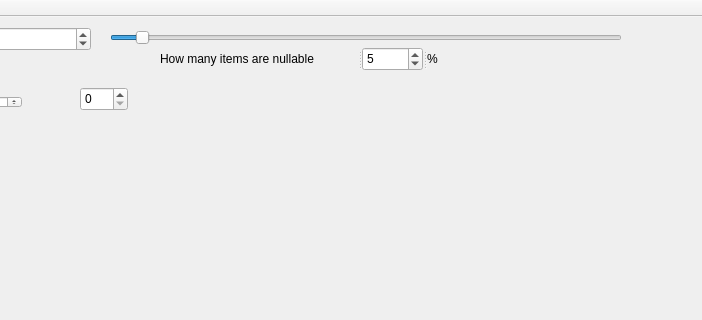
Qt form mainwindow.ui (By-Vasiliy/Canarolo) before a commit; both pictures show x 190 to 892 and y 0 to 320 of the 1024 by 694 pixel window.
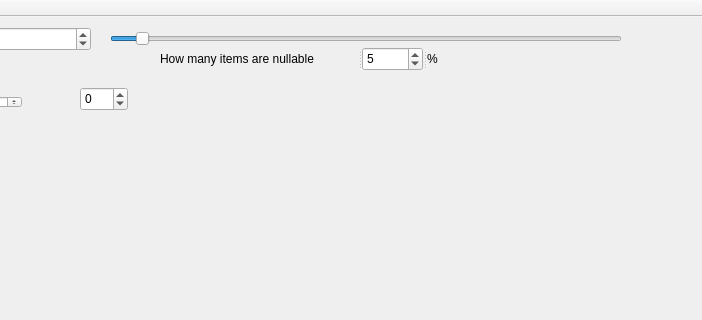
The same form after that commit. Custom widgets are drawn as their Qt base class.

Commit message: feat(*): Plot resize

What changed in the file:
```diff
--- a/mainwindow.ui
+++ b/mainwindow.ui
@@ -10,6 +10,12 @@
     <height>694</height>
    </rect>
   </property>
+  <property name="minimumSize">
+   <size>
+    <width>1024</width>
+    <height>694</height>
+   </size>
+  </property>
   <property name="windowTitle">
    <string>MainWindow</string>
   </property>
@@ -30,7 +36,7 @@
       <x>300</x>
       <y>10</y>
       <width>512</width>
-      <height>22</height>
+      <height>24</height>
      </rect>
     </property>
     <property name="minimumSize">
@@ -58,6 +64,12 @@
       <height>24</height>
      </rect>
     </property>
+    <property name="minimum">
+     <number>-9999999</number>
+    </property>
+    <property name="maximum">
+     <number>9999999</number>
+    </property>
    </widget>
    <widget class="QSplitter" name="splitter">
     <property name="geometry">
@@ -131,7 +143,7 @@
      </property>
     </widget>
    </widget>
-   <widget class="QWidget" name="">
+   <widget class="QWidget" name="layoutWidget">
     <property name="geometry">
      <rect>
       <x>10</x>
```
Left out of the diff: 14 changed lines with no effect on the pictures. The commit also changes 2 other files.
